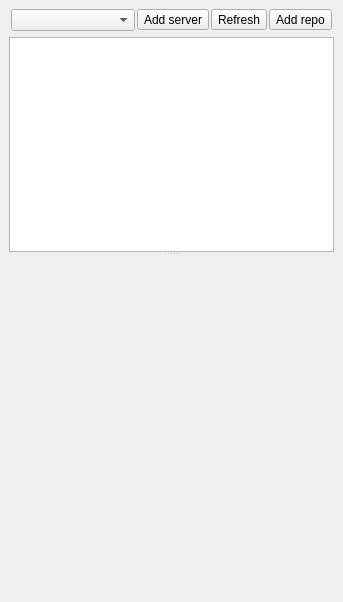
Qt form geogig/ui/navigatordialog.ui (boundlessgeo/qgis-geogiglight-plugin) before a commit.
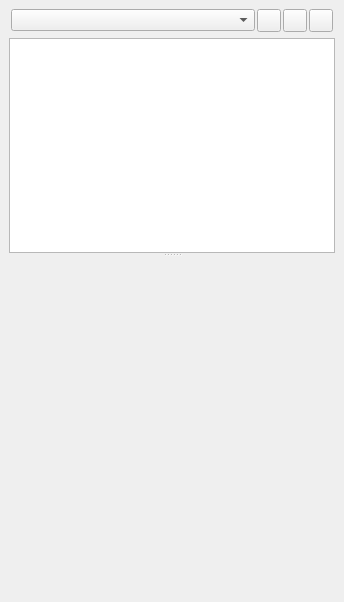
The same form after that commit.

What changed in the file:
```diff
--- a/geogig/ui/navigatordialog.ui
+++ b/geogig/ui/navigatordialog.ui
@@ -6,7 +6,7 @@
    <rect>
     <x>0</x>
     <y>0</y>
-    <width>343</width>
+    <width>344</width>
     <height>602</height>
    </rect>
   </property>
@@ -64,25 +64,13 @@
            <widget class="QComboBox" name="comboEndpoint"/>
           </item>
           <item>
-           <widget class="QToolButton" name="btnAddServer">
-            <property name="text">
-             <string>Add server</string>
-            </property>
-           </widget>
+           <widget class="QToolButton" name="btnAddServer"/>
           </item>
           <item>
-           <widget class="QToolButton" name="btnRefresh">
-            <property name="text">
-             <string>Refresh</string>
-            </property>
-           </widget>
+           <widget class="QToolButton" name="btnRefresh"/>
           </item>
           <item>
-           <widget class="QToolButton" name="btnAddRepo">
-            <property name="text">
-             <string>Add repo</string>
-            </property>
-           </widget>
+           <widget class="QToolButton" name="btnAddRepo"/>
           </item>
          </layout>
         </widget>
```
Left out of the diff: 13 changed lines with no effect on the pictures.
